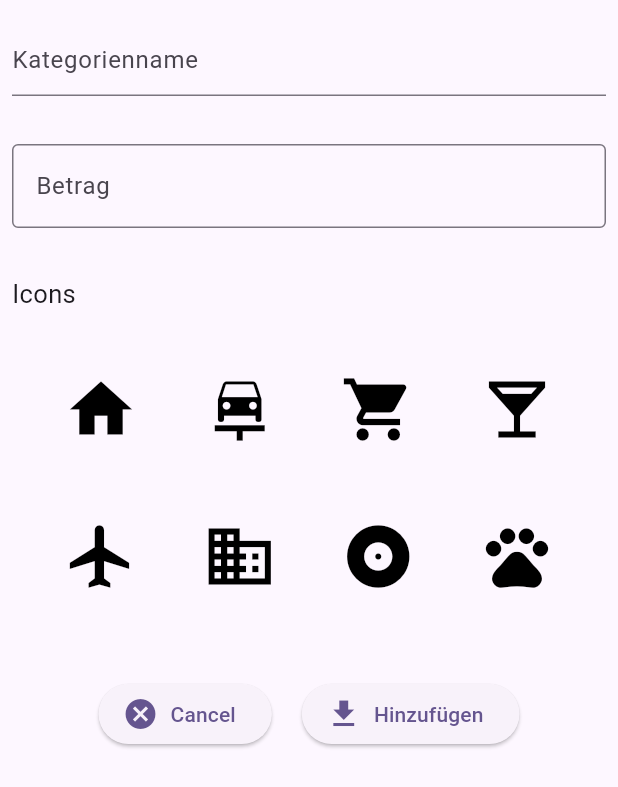
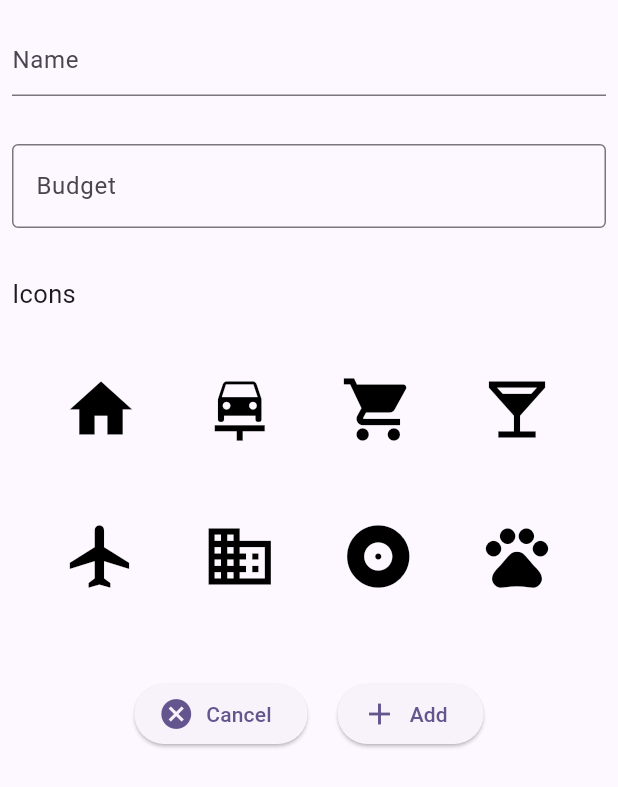
Before and after one commit to Rexo99/MoneyMate, a Flutter app: the AddCategory screen opened directly, on a phone screen of 412 x 824 dp. Shown: the top 787 px of the screen. Run offline on Flutter 3.47's test engine with Material 2 defaults, Android fonts, the phone set to English and light mode, and no system bars; our stand-ins replace camera, fast_immutable_collections, flutter_speed_dial, flutter_swipe_action_cell, get, jwt_decoder and 1 more; missing offline and left inert: google_mlkit_text_recognition, tutorial_coach_mark; accounts and stored records are empty.

Commit message:
Changes category text to english, changed icons

```diff
--- a/lib/pages/AddCategory.dart
+++ b/lib/pages/AddCategory.dart
@@ -36,7 +36,7 @@ class AddCategory extends StatelessWidget {
                 controller: nameController,
                 decoration: InputDecoration(
                   border: UnderlineInputBorder(),
-                  hintText: 'Kategorienname',
+                  hintText: 'Name',
                 ),
                 validator: (value) {
                   if (value == null || value.isEmpty) {
@@ -54,7 +54,7 @@ class AddCategory extends StatelessWidget {
             controller: budgetController,
             decoration: const InputDecoration(
               border: OutlineInputBorder(),
-              hintText: 'Betrag',
+              hintText: 'Budget',
             ),
             validator: (value) {
               if (value == null || value.isEmpty) {
@@ -182,10 +182,10 @@ class AddCategory extends StatelessWidget {
                     }
                   },
                   icon: Icon( // <-- Icon
-                    Icons.download ,
+                    Icons.add ,
                     size: 24.0,
                   ),
-                  label: Text('Hinzufügen'), // <-- Text
+                  label: Text('Add'), // <-- Text
                 ),
               ],
             )
--- a/lib/pages/CategoryOverview.dart
+++ b/lib/pages/CategoryOverview.dart
@@ -40,7 +40,7 @@ class CategoryCard extends StatelessWidget {
               mainAxisAlignment: MainAxisAlignment.end,
               children: <Widget>[
                 TextButton(
-                  child: const Text('Bearbeiten'),
+                  child: const Text('Edit'),
                   onPressed: () {
                     Navigator.push(
                       context,
@@ -50,7 +50,7 @@ class CategoryCard extends StatelessWidget {
                 ),
                 const SizedBox(width: 8),
                 TextButton(
-                  child: const Text('Löschen'),
+                  child: const Text('Delete'),
                   onPressed: () {
                     deleteCategoryPopup(category: category, context: context);
                   },
--- a/lib/pages/EditCategory.dart
+++ b/lib/pages/EditCategory.dart
@@ -51,7 +51,7 @@ class EditCategory extends StatelessWidget {
               controller: budgetController,
               decoration: const InputDecoration(
                 border: OutlineInputBorder(),
-                hintText: 'Betrag',
+                hintText: 'Budget',
               ),
               validator: (value) {
                 if (value == null || value.isEmpty) {
@@ -179,7 +179,7 @@ class EditCategory extends StatelessWidget {
                         }
                       },
                       icon: Icon( // <-- Icon
-                        Icons.download ,
+                        Icons.save_as_outlined ,
                         size: 24.0,
                       ),
                       label: Text('Change'), // <-- Text
```
